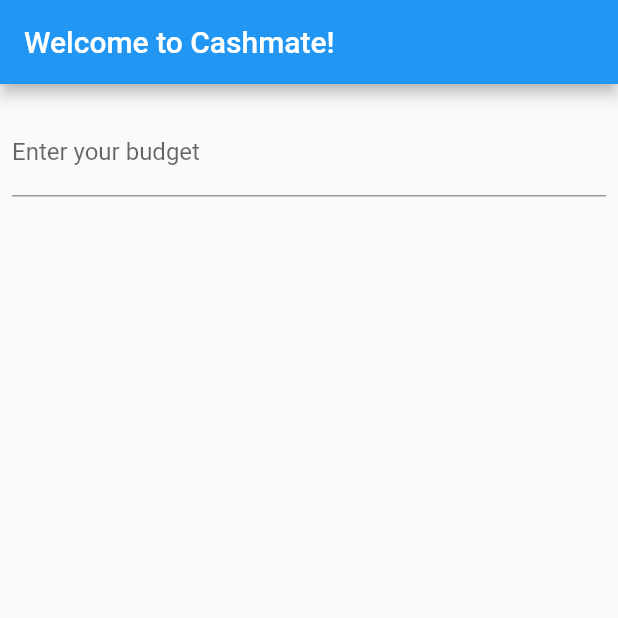
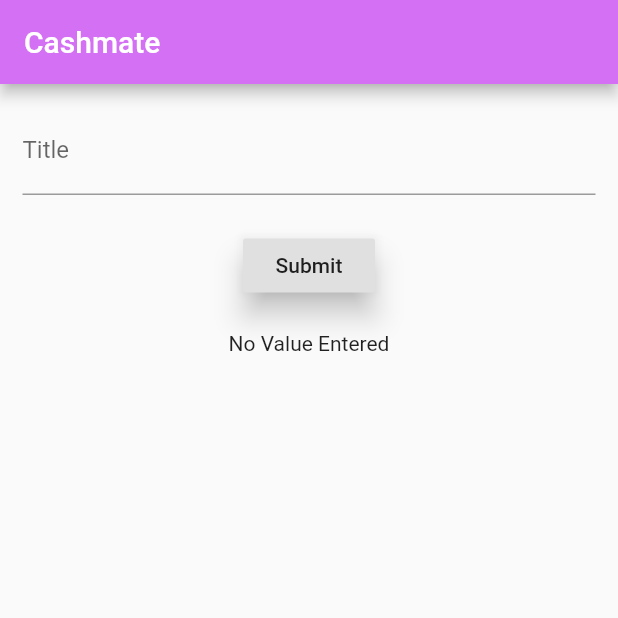
Before and after one commit to fionamei/cashmate, a Flutter app: the screen it shows after launch, on a phone screen of 412 x 824 dp, the top half of it. Run offline on Flutter 3.47's test engine with Material 2 defaults, Android fonts, the light colour scheme and no system bars.

Commit message:
display input from form

```diff
--- a/frontend/lib/main.dart
+++ b/frontend/lib/main.dart
@@ -1,158 +1,225 @@
-import 'package:flutter/material.dart';
+// import 'package:flutter/material.dart';
 
-void main() {
-  runApp(const MyApp());
-}
+// void main() {
+//   runApp(const MyApp());
+// }
 
-class MyApp extends StatelessWidget {
-  const MyApp({Key? key}) : super(key: key);
+// class MyApp extends StatelessWidget {
+//   const MyApp({Key? key}) : super(key: key);
 
-  // This widget is the root of your application.
-  @override
-  Widget build(BuildContext context) {
-    return MaterialApp(
-      title: 'Welcome to Cashmate!',
-      home: Scaffold(
-          appBar: AppBar(
-            title: const Text('Welcome to Cashmate!'),
-          ),
-          body: const Center(
-            child: MyCustomForm(),
-          )),
-    );
-  }
-}
+//   // This widget is the root of your application.
+//   @override
+//   Widget build(BuildContext context) {
+//     return MaterialApp(
+//       title: 'Welcome to Cashmate!',
+//       home: Scaffold(
+//           appBar: AppBar(
+//             title: const Text('Welcome to Cashmate!'),
+//           ),
+//           body: const Center(
+//             child: MyCustomForm(),
+//           )),
+//     );
+//   }
+// }
+
+// // class MyCustomForm extends StatelessWidget {
+// //   const MyCustomForm({Key? key}) : super(key: key);
+
+// //   @override
+// //   Widget build(BuildContext context) {
+// //     const appTitle = 'Form Styling Demo';
+// //     return MaterialApp(
+// //       title: appTitle,
+// //       home: Scaffold(
+// //         appBar: AppBar(
+// //           title: const Text(appTitle),
+// //         ),
+// //         body: const MyCustomForm(),
+// //       ),
+// //     );
+// //   }
+// // }
 
 // class MyCustomForm extends StatelessWidget {
 //   const MyCustomForm({Key? key}) : super(key: key);
 
 //   @override
 //   Widget build(BuildContext context) {
-//     const appTitle = 'Form Styling Demo';
-//     return MaterialApp(
-//       title: appTitle,
-//       home: Scaffold(
-//         appBar: AppBar(
-//           title: const Text(appTitle),
+//     return Column(
+//       crossAxisAlignment: CrossAxisAlignment.start,
+//       children: <Widget>[
+//         // const Padding(
+//         //   padding: EdgeInsets.symmetric(horizontal: 8, vertical: 16),
+//         //   child: TextField(
+//         //     decoration: InputDecoration(
+//         //       border: OutlineInputBorder(),
+//         //       hintText: 'Enter a search term',
+//         //     ),
+//         //   ),
+//         // ),
+
+//         Padding(
+//           padding: const EdgeInsets.symmetric(horizontal: 8, vertical: 16),
+//           child: TextFormField(
+//             decoration: const InputDecoration(
+//               border: UnderlineInputBorder(),
+//               labelText: 'Enter your budget',
+//             ),
+//           ),
 //         ),
-//         body: const MyCustomForm(),
+//       ],
+//     );
+
+//   }
+// }
+
+// class MyHomePage extends StatefulWidget {
+//   const MyHomePage({Key? key, required this.title}) : super(key: key);
+
+//   // This widget is the home page of your application. It is stateful, meaning
+//   // that it has a State object (defined below) that contains fields that affect
+//   // how it looks.
+
+//   // This class is the configuration for the state. It holds the values (in this
+//   // case the title) provided by the parent (in this case the App widget) and
+//   // used by the build method of the State. Fields in a Widget subclass are
+//   // always marked "final".
+
+//   final String title;
+
+//   @override
+//   State<MyHomePage> createState() => _MyHomePageState();
+// }
+
+// class _MyHomePageState extends State<MyHomePage> {
+//   int _counter = 0;
+
+//   void _incrementCounter() {
+//     setState(() {
+//       // This call to setState tells the Flutter framework that something has
+//       // changed in this State, which causes it to rerun the build method below
+//       // so that the display can reflect the updated values. If we changed
+//       // _counter without calling setState(), then the build method would not be
+//       // called again, and so nothing would appear to happen.
+//       _counter++;
+//     });
+//   }
+
+//   @override
+//   Widget build(BuildContext context) {
+//     // This method is rerun every time setState is called, for instance as done
+//     // by the _incrementCounter method above.
+//     //
+//     // The Flutter framework has been optimized to make rerunning build methods
+//     // fast, so that you can just rebuild anything that needs updating rather
+//     // than having to individually change instances of widgets.
+//     return Scaffold(
+//       appBar: AppBar(
+//         // Here we take the value from the MyHomePage object that was created by
+//         // the App.build method, and use it to set our appbar title.
+//         title: Text(widget.title),
 //       ),
+//       body: Center(
+//         // Center is a layout widget. It takes a single child and positions it
+//         // in the middle of the parent.
+//         child: Column(
+//           // Column is also a layout widget. It takes a list of children and
+//           // arranges them vertically. By default, it sizes itself to fit its
+//           // children horizontally, and tries to be as tall as its parent.
+//           //
+//           // Invoke "debug painting" (press "p" in the console, choose the
+//           // "Toggle Debug Paint" action from the Flutter Inspector in Android
+//           // Studio, or the "Toggle Debug Paint" command in Visual Studio Code)
+//           // to see the wireframe for each widget.
+//           //
+//           // Column has various properties to control how it sizes itself and
+//           // how it positions its children. Here we use mainAxisAlignment to
+//           // center the children vertically; the main axis here is the vertical
+//           // axis because Columns are vertical (the cross axis would be
+//           // horizontal).
+//           mainAxisAlignment: MainAxisAlignment.center,
+//           children: <Widget>[
+//             const Text(
+//               'You have pushed the button this many times:',
+//             ),
+//             Text(
+//               '$_counter',
+//               style: Theme.of(context).textTheme.headline4,
+//             ),
+//           ],
+//         ),
+//       ),
+//       floatingActionButton: FloatingActionButton(
+//         onPressed: _incrementCounter,
+//         tooltip: 'Increment',
+//         child: const Icon(Icons.add),
+//       ), // This trailing comma makes auto-formatting nicer for build methods.
 //     );
 //   }
 // }
+import "package:flutter/material.dart";
 
-class MyCustomForm extends StatelessWidget {
-  const MyCustomForm({Key? key}) : super(key: key);
+void main() => runApp(MyApp());
 
+class MyApp extends StatelessWidget {
   @override
   Widget build(BuildContext context) {
-    return Column(
-      crossAxisAlignment: CrossAxisAlignment.start,
-      children: <Widget>[
-        // const Padding(
-        //   padding: EdgeInsets.symmetric(horizontal: 8, vertical: 16),
-        //   child: TextField(
-        //     decoration: InputDecoration(
-        //       border: OutlineInputBorder(),
-        //       hintText: 'Enter a search term',
-        //     ),
-        //   ),
-        // ),
-        Padding(
-          padding: const EdgeInsets.symmetric(horizontal: 8, vertical: 16),
-          child: TextFormField(
-            decoration: const InputDecoration(
-              border: UnderlineInputBorder(),
-              labelText: 'Enter your budget',
-            ),
-          ),
-        ),
-      ],
+    return MaterialApp(
+      home: Home(),
     );
   }
 }
 
-class MyHomePage extends StatefulWidget {
-  const MyHomePage({Key? key, required this.title}) : super(key: key);
-
-  // This widget is the home page of your application. It is stateful, meaning
-  // that it has a State object (defined below) that contains fields that affect
-  // how it looks.
-
-  // This class is the configuration for the state. It holds the values (in this
-  // case the title) provided by the parent (in this case the App widget) and
-  // used by the build method of the State. Fields in a Widget subclass are
-  // always marked "final".
-
-  final String title;
-
+class Home extends StatefulWidget {
   @override
-  State<MyHomePage> createState() => _MyHomePageState();
+  _HomeState createState() => _HomeState();
 }
 
-class _MyHomePageState extends State<MyHomePage> {
-  int _counter = 0;
+class _HomeState extends State<Home> {
+// var to store
+// onChanged callback
+  String title = "Budget";
+  String text = "No Value Entered";
 
-  void _incrementCounter() {
+  void _setText() {
     setState(() {
-      // This call to setState tells the Flutter framework that something has
-      // changed in this State, which causes it to rerun the build method below
-      // so that the display can reflect the updated values. If we changed
-      // _counter without calling setState(), then the build method would not be
-      // called again, and so nothing would appear to happen.
-      _counter++;
+      text = title;
     });
   }
 
   @override
   Widget build(BuildContext context) {
-    // This method is rerun every time setState is called, for instance as done
-    // by the _incrementCounter method above.
-    //
-    // The Flutter framework has been optimized to make rerunning build methods
-    // fast, so that you can just rebuild anything that needs updating rather
-    // than having to individually change instances of widgets.
     return Scaffold(
       appBar: AppBar(
-        // Here we take the value from the MyHomePage object that was created by
-        // the App.build method, and use it to set our appbar title.
-        title: Text(widget.title),
+        title: Text('Cashmate'),
+        backgroundColor: Color.fromARGB(255, 212, 112, 243),
       ),
-      body: Center(
-        // Center is a layout widget. It takes a single child and positions it
-        // in the middle of the parent.
-        child: Column(
-          // Column is also a layout widget. It takes a list of children and
-          // arranges them vertically. By default, it sizes itself to fit its
-          // children horizontally, and tries to be as tall as its parent.
-          //
-          // Invoke "debug painting" (press "p" in the console, choose the
-          // "Toggle Debug Paint" action from the Flutter Inspector in Android
-          // Studio, or the "Toggle Debug Paint" command in Visual Studio Code)
-          // to see the wireframe for each widget.
-          //
-          // Column has various properties to control how it sizes itself and
-          // how it positions its children. Here we use mainAxisAlignment to
-          // center the children vertically; the main axis here is the vertical
-          // axis because Columns are vertical (the cross axis would be
-          // horizontal).
-          mainAxisAlignment: MainAxisAlignment.center,
-          children: <Widget>[
-            const Text(
-              'You have pushed the button this many times:',
+      body: Column(
+        children: [
+          Padding(
+            padding: const EdgeInsets.all(15),
+            child: TextField(
+              decoration: InputDecoration(labelText: 'Title'),
+              onChanged: (value) => title = value,
             ),
-            Text(
-              '$_counter',
-              style: Theme.of(context).textTheme.headline4,
-            ),
-          ],
-        ),
+          ),
+          SizedBox(
+            height: 8,
+          ),
+          RaisedButton(
+            onPressed: _setText,
+            child: Text('Submit'),
+            elevation: 8,
+          ),
+          SizedBox(
+            height: 20,
+          ),
+          Text(text),
+          // changes in text
+          // are shown here
+        ],
       ),
-      floatingActionButton: FloatingActionButton(
-        onPressed: _incrementCounter,
-        tooltip: 'Increment',
-        child: const Icon(Icons.add),
-      ), // This trailing comma makes auto-formatting nicer for build methods.
     );
   }
 }
```
